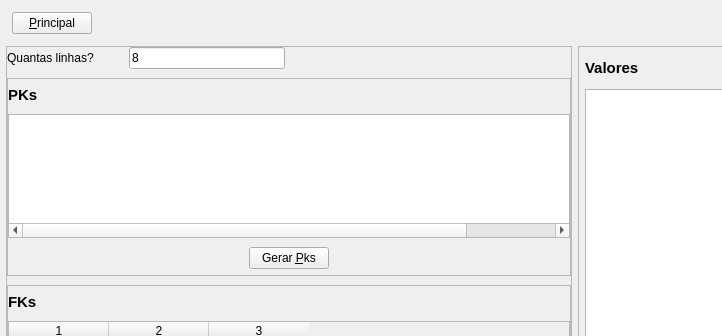
First picture: the form in code/sql/applications/insert_generator/table_insert_generator.ui, repository rodrigocanellas/tenacitas, before the edit; both pictures show x 0 to 722 and y 0 to 336 of the 1149 by 692 pixel window.
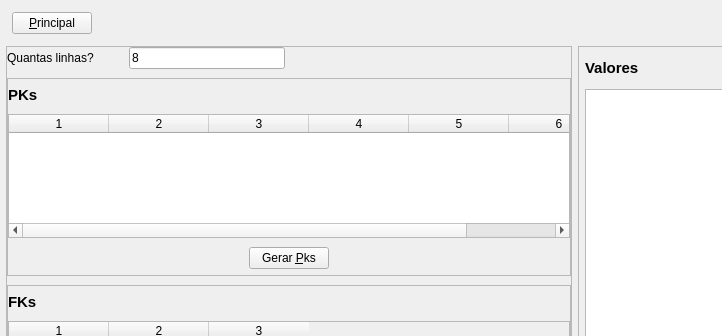
Second picture: the form after the edit. Icons and pictures are not drawn.

```diff
--- a/code/sql/applications/insert_generator/table_insert_generator.ui
+++ b/code/sql/applications/insert_generator/table_insert_generator.ui
@@ -212,7 +212,7 @@
                <number>6</number>
               </property>
               <attribute name="horizontalHeaderVisible">
-               <bool>false</bool>
+               <bool>true</bool>
               </attribute>
               <attribute name="verticalHeaderVisible">
                <bool>false</bool>
```
Left out of the diff: 6 changed lines with no effect on the pictures.
